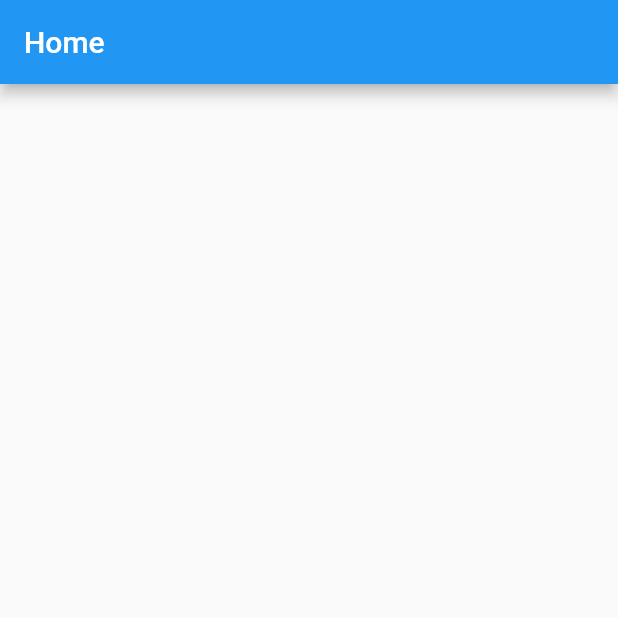
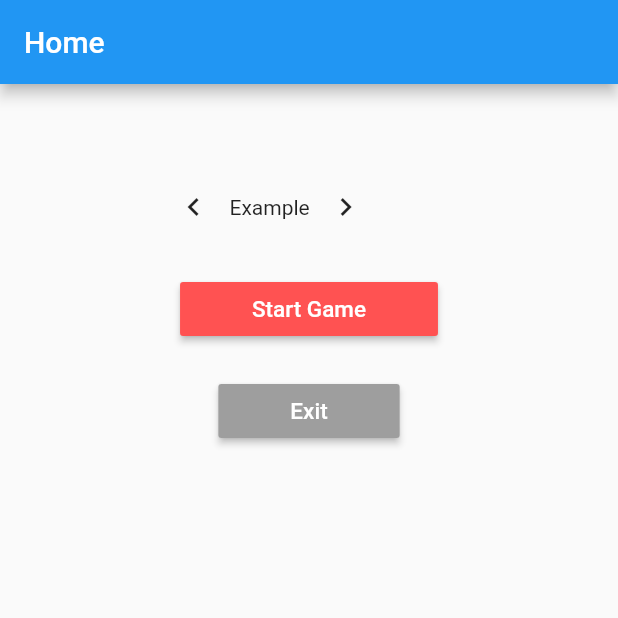
Before and after one commit to adso023/Flutter-Lights-Out, a Flutter app: the screen it shows after launch, on a phone screen of 412 x 824 dp, the top half of it. Run offline on Flutter 3.47's test engine with Material 2 defaults, Android fonts, the phone set to English and light mode, and no system bars.

Commit message:
UI Commit

```diff
--- a/lightsout_app/lib/main.dart
+++ b/lightsout_app/lib/main.dart
@@ -49,7 +49,55 @@ class _MyHomePageState extends State<MyHomePage> {
   Widget build(BuildContext context) {
     return Scaffold(
       appBar: AppBar(title: Text('Home'),),
+      body: Center(
+        child: Column(
+          children: <Widget>[
+            Center(
+              child: Card(
 
+              )
+            ),
+            Padding(
+              padding: const EdgeInsets.only(top: 50.0, left: 105.0),
+              child: Center(
+                child: Row(
+                  children: <Widget>[
+                    IconButton(
+                      icon: Icon(Icons.navigate_before),
+                      onPressed: (){},
+                    ),
+                    Text('Example'),
+                    IconButton(
+                      icon: Icon(Icons.navigate_next),
+                      onPressed: (){},
+                    )
+                  ],
+                ),
+              )
+            ),
+            Padding(
+              padding: const EdgeInsets.only(top: 20.0),
+              child: MaterialButton(
+                color: Colors.redAccent,
+                child: Padding(
+                  padding: const EdgeInsets.only(left: 32.0, right: 32.0),
+                  child: Text('Start Game', style: TextStyle(fontSize: 15.0, color: Colors.white),),),
+                onPressed: (){},
+              ),
+            ),
+            Padding(
+              padding: const EdgeInsets.only(top: 20.0),
+              child: MaterialButton(
+                color: Colors.grey,
+                child: Padding(
+                  padding: const EdgeInsets.only(left: 32.0, right: 32.0),
+                  child: Text('Exit', style: TextStyle(fontSize: 15.0, color: Colors.white),),),
+                onPressed: (){},
+              ),
+            )
+          ],
+        ),
+      )
     );
   }
 }
```
